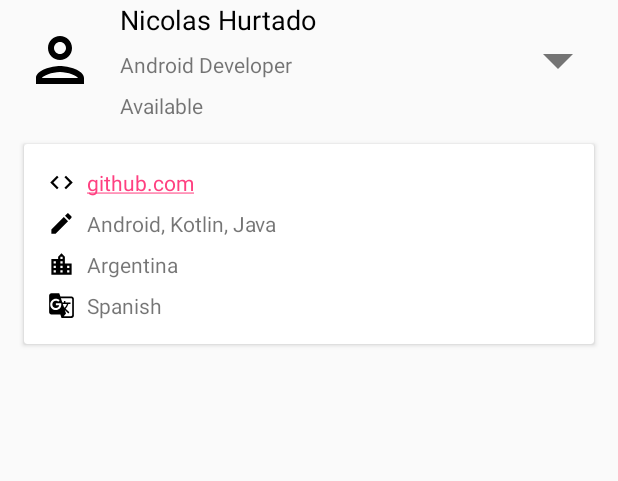
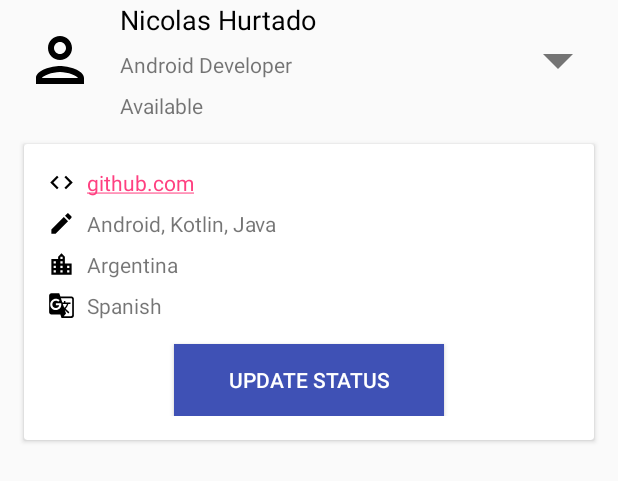
Before and after one commit to nicolashleon/PagerApp, an Android app: the layout item_team_member.xml on its own in the app's theme, with its tools: preview values and no code run, on a phone screen of 412 x 824 dp. Shown: the top 481 px of the screen. Run offline under Robolectric (Android 15) with nearby library versions, the phone set to English and light mode, and no system bars.

Commit message:
Added changes to send the status update for each of the members on the team, including the adjustments on the adapters, delegate adapters, presenter, view and activity.

```diff
--- a/app/src/main/java/com/pager/teamapp/ui/views/TeamMembersView.kt
+++ b/app/src/main/java/com/pager/teamapp/ui/views/TeamMembersView.kt
@@ -6,4 +6,5 @@ interface TeamMembersView : BaseView {
     fun showLoader(isVisible: Boolean)
     fun showError()
     fun showTeamMembers(members: List<TeamMember>)
+    fun showStatusUpdateDialog(teamMember: TeamMember)
 }
--- a/app/src/main/res/layout/item_team_member.xml
+++ b/app/src/main/res/layout/item_team_member.xml
@@ -50,10 +50,10 @@
 
             <TextView
                 android:id="@+id/nameTextView"
-                android:textColor="@android:color/black"
                 style="@style/Base.TextAppearance.AppCompat.Medium"
                 android:layout_width="match_parent"
                 android:layout_height="wrap_content"
+                android:textColor="@android:color/black"
                 tools:text="Nicolas Hurtado" />
 
             <TextView
@@ -130,9 +130,18 @@
                 android:drawableStart="@drawable/ic_languages_18dp"
                 tools:text="Spanish" />
 
+            <Button
+                android:id="@+id/sendStatusUpdateBtn"
+                android:layout_width="@dimen/width_update_status_btn"
+                android:layout_height="wrap_content"
+                android:layout_gravity="center_horizontal"
+                android:layout_marginTop="@dimen/normal_margin"
+                android:background="@color/colorPrimary"
+                android:text="@string/txt_update_status_btn"
+                android:textColor="@android:color/white" />
+
         </LinearLayout>
 
     </android.support.v7.widget.CardView>
 
-
 </LinearLayout>
--- a/app/src/main/res/values/dimens.xml
+++ b/app/src/main/res/values/dimens.xml
@@ -2,4 +2,5 @@
     <dimen name="normal_margin">16dp</dimen>
     <dimen name="half_margin">8dp</dimen>
     <dimen name="ic_dimen_48dp">48dp</dimen>
+    <dimen name="width_update_status_btn">180dp</dimen>
 </resources>
--- a/app/src/main/res/values/strings.xml
+++ b/app/src/main/res/values/strings.xml
@@ -4,4 +4,7 @@
     <string name="txt_error_msg">Error loading team members</string>
     <string name="action_reload">RELOAD</string>
     <string name="txt_github_handle" translatable="false">https://github.com/%1$s</string>
+    <string name="txt_update_status_btn">Update Status</string>
+    <string name="txt_send">Send</string>
+    <string name="txt_toast_send_status_update">Status Update Sent</string>
 </resources>
```
Also changed, not shown: app/src/main/java/com/pager/teamapp/ui/activities/TeamActivity.kt (+26 -2 lines), app/src/main/java/com/pager/teamapp/ui/adapters/TeamMembersAdapter.kt (+11 -2 lines), app/src/main/java/com/pager/teamapp/ui/delegates/TeamMembersDelegateAdapter.kt (+15 -3 lines), app/src/main/java/com/pager/teamapp/ui/presenters/TeamMembersPresenter.kt (+8 -0 lines), app/src/main/res/layout/layout_send_status_update.xml (added, +20 -0 lines).
